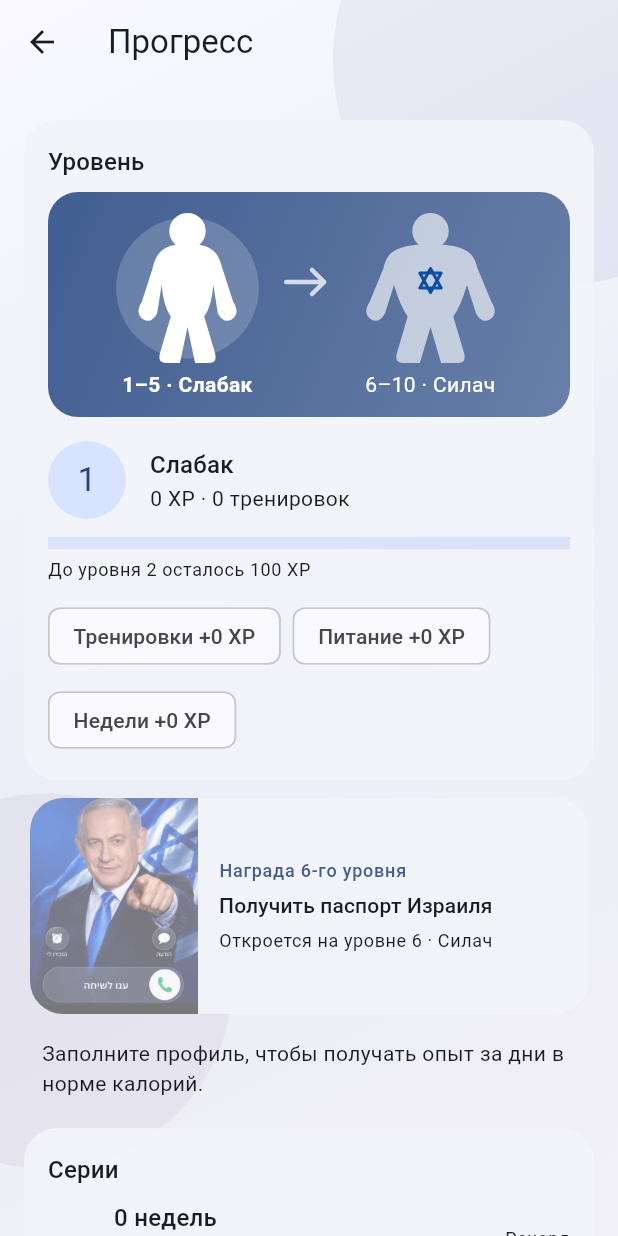
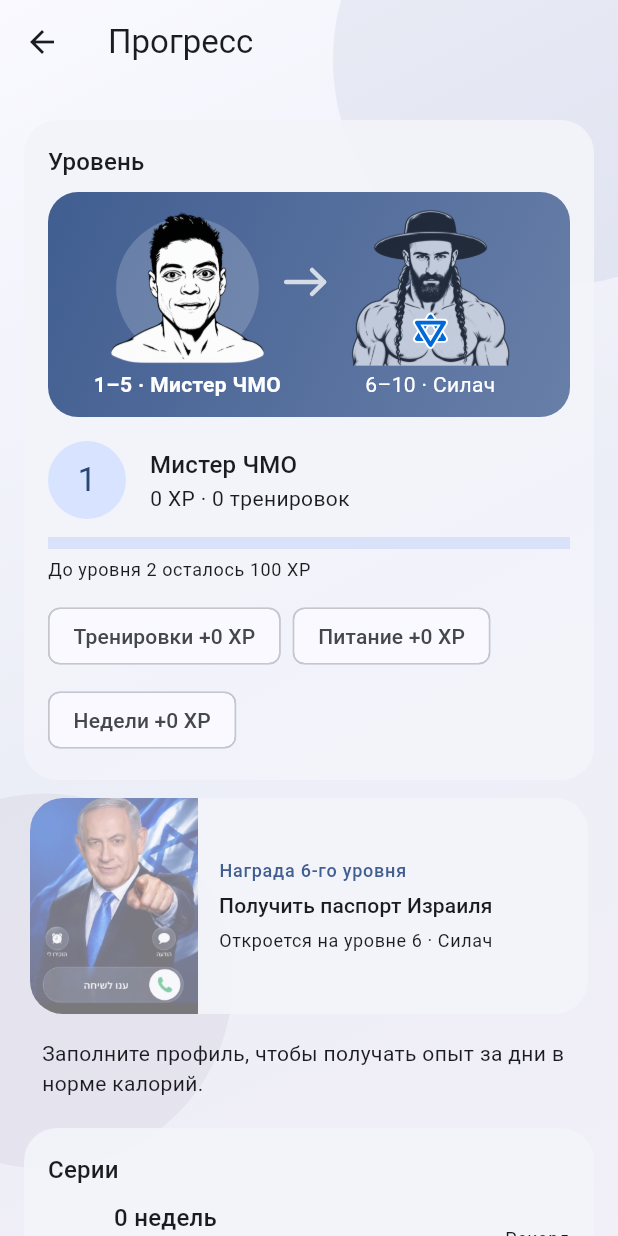
Before and after one commit to Sumrak-gev/FitnesAssistant, a Flutter app: the ProgressScreen screen opened directly, on a phone screen of 412 x 824 dp. Run offline on Flutter 3.47's test engine with Material 3 defaults, Android fonts, the phone set to English and light mode, and no system bars; our stand-ins replace drift, drift_flutter, flutter_local_notifications, flutter_secure_storage, flutter_timezone, timezone; missing offline and left inert: workmanager; accounts and stored records are empty; generated files the repository leaves out were written again; statements that could not run were skipped.

Commit message:
style: use portrait stencils for progress stages

```diff
--- a/lib/services/level_service.dart
+++ b/lib/services/level_service.dart
@@ -13,11 +13,11 @@ class LevelService {
   static const int maxLevel = 10;
 
   static const List<String> titles = [
-    'Слабак',
-    'Слабак',
-    'Слабак',
-    'Слабак',
-    'Слабак',
+    'Мистер ЧМО',
+    'Мистер ЧМО',
+    'Мистер ЧМО',
+    'Мистер ЧМО',
+    'Мистер ЧМО',
     'Силач',
     'Стойкий',
     'Мощный',
--- a/lib/widgets/progress_journey.dart
+++ b/lib/widgets/progress_journey.dart
@@ -11,7 +11,7 @@ class ProgressJourney extends StatelessWidget {
     final scheme = Theme.of(context).colorScheme;
     return Semantics(
       label:
-          'Путь силы: уровни 1–5 — Слабак, уровни 6–10 — Силач. '
+          'Путь силы: уровни 1–5 — Мистер ЧМО, уровни 6–10 — Силач. '
           'Текущий уровень $level.',
       child: Container(
         padding: const EdgeInsets.fromLTRB(12, 8, 12, 12),
@@ -28,15 +28,54 @@ class ProgressJourney extends StatelessWidget {
             SizedBox(
               height: 110,
               width: double.infinity,
-              child: CustomPaint(
-                painter: _JourneyPainter(strongActive: level >= 6),
+              child: LayoutBuilder(
+                builder: (context, constraints) => Stack(
+                  children: [
+                    Positioned.fill(
+                      child: CustomPaint(
+                        painter: _JourneyPainter(strongActive: level >= 6),
+                      ),
+                    ),
+                    Positioned(
+                      left: constraints.maxWidth * .25 - 53,
+                      top: 2,
+                      width: 106,
+                      height: 106,
+                      child: Opacity(
+                        opacity: level >= 6 ? .64 : 1,
+                        child: Image.asset(
+                          'assets/mr-robot-stencil.png',
+                          fit: BoxFit.contain,
+                          semanticLabel: 'Трафаретный портрет Мистера Робота',
+                        ),
+                      ),
+                    ),
+                    Positioned(
+                      left: constraints.maxWidth * .75 - 53,
+                      top: 2,
+                      width: 106,
+                      height: 106,
+                      child: Opacity(
+                        opacity: level >= 6 ? 1 : .64,
+                        child: Image.asset(
+                          'assets/strong-stencil.png',
+                          fit: BoxFit.contain,
+                          semanticLabel: 'Трафаретный портрет силача',
+                        ),
+                      ),
+                    ),
+                    const Positioned.fill(
+                      child: CustomPaint(painter: _ChestStarPainter()),
+                    ),
+                  ],
+                ),
               ),
             ),
             Row(
               children: [
                 Expanded(
                   child: Text(
-                    '1–5 · Слабак',
+                    '1–5 · Мистер ЧМО',
                     textAlign: TextAlign.center,
                     style: TextStyle(
                       color: scheme.onPrimary,
@@ -75,36 +114,6 @@ class _JourneyPainter extends CustomPainter {
     canvas.scale(size.width / 320, size.height / 110);
     final halo = Paint()..color = Colors.white.withValues(alpha: .18);
     canvas.drawCircle(Offset(strongActive ? 240 : 80, 56), 47, halo);
-    final slimPaint = Paint()
-      ..color = Colors.white.withValues(alpha: strongActive ? .58 : 1);
-    final strongPaint = Paint()
-      ..color = Colors.white.withValues(alpha: strongActive ? 1 : .64);
-
-    canvas.drawPath(_silhouette(80, strong: false), slimPaint);
-    canvas.drawPath(_silhouette(240, strong: true), strongPaint);
-
-    // The small star sits on the strong figure's chest.
-    final star = Paint()
-      ..color = const Color(0xFF0E4EA1)
-      ..style = PaintingStyle.stroke
-      ..strokeWidth = 2
-      ..strokeJoin = StrokeJoin.round;
-    canvas.drawPath(
-      Path()
-        ..moveTo(240, 43)
-        ..lineTo(233, 56)
-        ..lineTo(247, 56)
-        ..close(),
-      star,
-    );
-    canvas.drawPath(
-      Path()
-        ..moveTo(240, 59)
-        ..lineTo(233, 46)
-        ..lineTo(247, 46)
-        ..close(),
-      star,
-    );
     final arrow = Paint()
       ..color = Colors.white.withValues(alpha: .76)
       ..style = PaintingStyle.stroke
@@ -123,41 +132,49 @@ class _JourneyPainter extends CustomPainter {
     canvas.restore();
   }
 
-  Path _silhouette(double x, {required bool strong}) {
-    final shoulder = strong ? 25.0 : 17.0;
-    final armOuter = strong ? 40.0 : 30.0;
-    final armInner = strong ? 24.0 : 17.0;
-    final waist = strong ? 15.0 : 11.0;
-    final legOuter = strong ? 22.0 : 18.0;
-    final legInner = strong ? 7.0 : 5.0;
-    return Path()
-      ..addOval(Rect.fromCircle(center: Offset(x, 18), radius: 12))
-      ..moveTo(x - 6, 27)
-      ..quadraticBezierTo(x, 30, x + 6, 27)
-      ..cubicTo(x + shoulder, 28, x + shoulder + 4, 34, x + shoulder + 6, 43)
-      ..lineTo(x + armOuter, 65)
-      ..quadraticBezierTo(x + armOuter + 5, 73, x + armOuter - 1, 77)
-      ..quadraticBezierTo(x + armOuter - 6, 80, x + armOuter - 10, 73)
-      ..lineTo(x + armInner, 54)
-      ..quadraticBezierTo(x + waist + 5, 68, x + waist, 75)
-      ..lineTo(x + legOuter, 99)
-      ..quadraticBezierTo(x + legOuter + 2, 106, x + legOuter - 4, 106)
-      ..lineTo(x + legInner, 106)
-      ..lineTo(x, 82)
-      ..lineTo(x - legInner, 106)
-      ..lineTo(x - legOuter + 4, 106)
-      ..quadraticBezierTo(x - legOuter - 2, 106, x - legOuter, 99)
-      ..lineTo(x - waist, 75)
-      ..quadraticBezierTo(x - waist - 5, 68, x - armInner, 54)
-      ..lineTo(x - armOuter + 10, 73)
-      ..quadraticBezierTo(x - armOuter + 6, 80, x - armOuter + 1, 77)
-      ..quadraticBezierTo(x - armOuter - 5, 73, x - armOuter, 65)
-      ..lineTo(x - shoulder - 6, 43)
-      ..cubicTo(x - shoulder - 4, 34, x - shoulder, 28, x - 6, 27)
-      ..close();
-  }
-
   @override
   bool shouldRepaint(covariant _JourneyPainter oldDelegate) =>
       strongActive != oldDelegate.strongActive;
 }
+
+class _ChestStarPainter extends CustomPainter {
+  const _ChestStarPainter();
+
+  @override
+  void paint(Canvas canvas, Size size) {
+    canvas.save();
+    canvas.scale(size.width / 320, size.height / 110);
+    final up = Path()
+      ..moveTo(240, 75)
+      ..lineTo(231, 90)
+      ..lineTo(249, 90)
+      ..close();
+    final down = Path()
+      ..moveTo(240, 94)
+      ..lineTo(231, 79)
+      ..lineTo(249, 79)
+      ..close();
+    for (final path in [up, down]) {
+      canvas.drawPath(
+        path,
+        Paint()
+          ..color = Colors.white
+          ..style = PaintingStyle.stroke
+          ..strokeWidth = 5
+          ..strokeJoin = StrokeJoin.round,
+      );
+      canvas.drawPath(
+        path,
+        Paint()
+          ..color = const Color(0xFF0068D8)
+          ..style = PaintingStyle.stroke
+          ..strokeWidth = 2.5
+          ..strokeJoin = StrokeJoin.round,
+      );
+    }
+    canvas.restore();
+  }
+
+  @override
+  bool shouldRepaint(covariant CustomPainter oldDelegate) => false;
+}
```
Also changed, not shown: assets/mr-robot-stencil.png (added), assets/strong-stencil.png (added), 2 other files.
